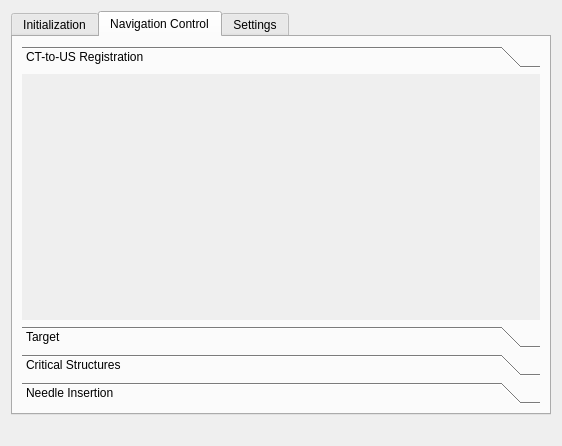
Qt form Plugins/org.mitk.gui.qt.igt.app.echotrack/src/internal/QmitkUSNavigationMarkerPlacement.ui (alaansheikhani/MITK) before a commit.
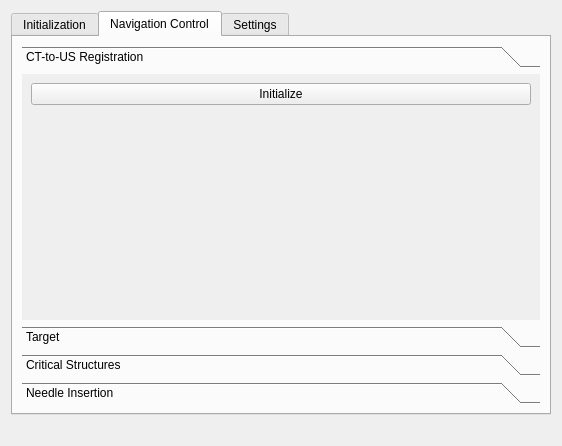
The same form after that commit. Custom widgets are drawn as their Qt base class.

Commit message: Added ComboBoxes for floating image and fiducial marker PointSet Added Initialize-Button for the CT-to-US-registration widget

What changed in the file:
```diff
--- a/Plugins/org.mitk.gui.qt.igt.app.echotrack/src/internal/QmitkUSNavigationMarkerPlacement.ui
+++ b/Plugins/org.mitk.gui.qt.igt.app.echotrack/src/internal/QmitkUSNavigationMarkerPlacement.ui
@@ -55,6 +55,13 @@
            <string>CT-to-US Registration</string>
           </attribute>
           <layout class="QVBoxLayout" name="verticalLayout_4">
+           <item>
+            <widget class="QPushButton" name="m_initializeCtToUsRegistration">
+             <property name="text">
+              <string>Initialize</string>
+             </property>
+            </widget>
+           </item>
            <item>
             <widget class="QmitkUSNavigationStepCtUsRegistration" name="m_CtToUsRegistrationWidget" native="true"/>
            </item>
```
Left out of the diff: 4 changed lines with no effect on the pictures. The commit also changes 5 other files.
